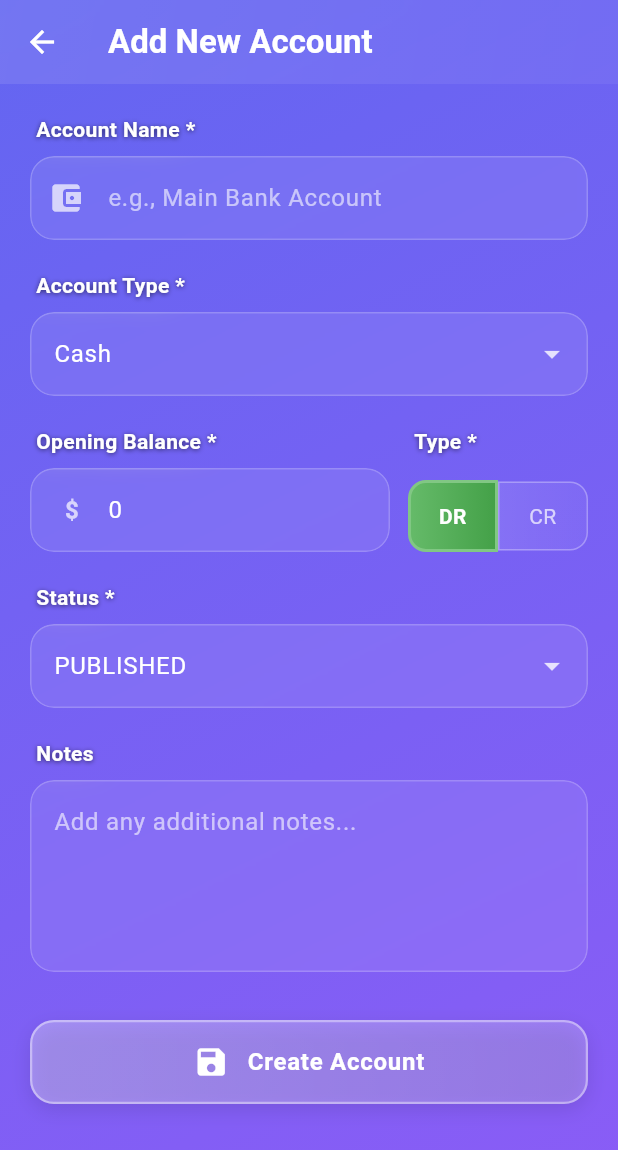
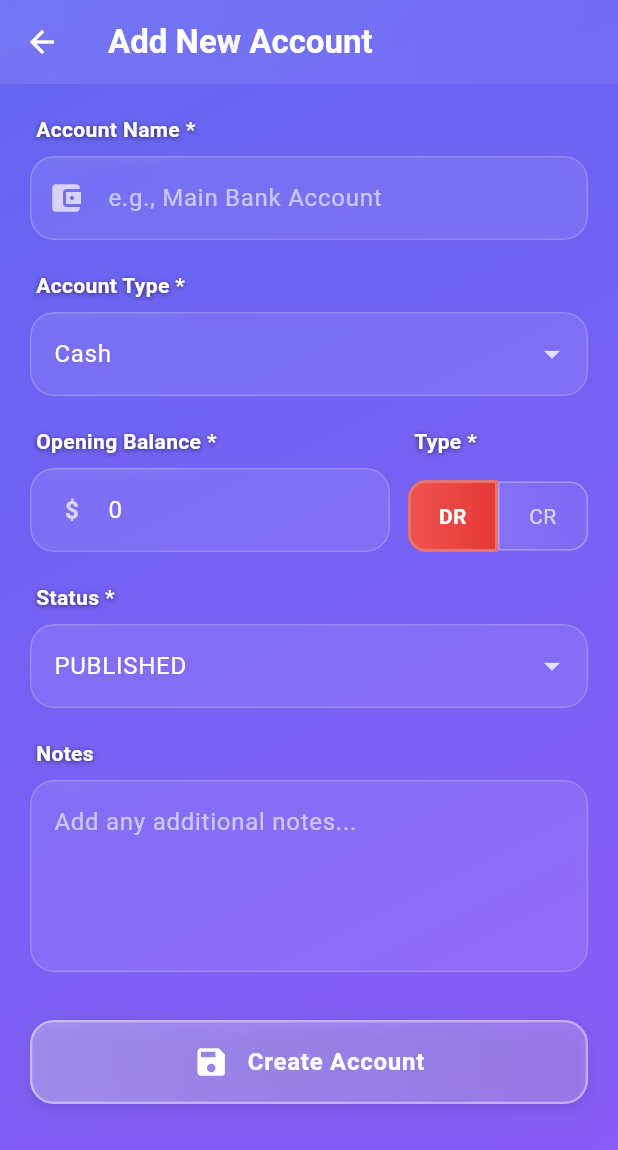
Before and after one commit to muzammalarifpk/shop-manager-flutter-ai, a Flutter app: the AddEditAccountScreen screen opened directly, on a phone screen of 412 x 824 dp. Shown: the top 1150 px of the screen. Run offline on Flutter 3.47's test engine with Material 3 defaults, Android fonts, the phone set to English and light mode, and no system bars; our stand-ins replace cloud_firestore, drift, firebase_auth, firebase_core, image_cropper, image_picker and 1 more; accounts and stored records are empty; generated files the repository leaves out were written again.

Commit message:
fix: Swap DR/CR colors - CR=Green, DR=Red
- Change CR (Credit) button to green gradient
- Change DR (Debit) button to red gradient
- Update account list colors to match:
  - CR accounts: Green icon, balance, and badge
  - DR accounts: Red icon, balance, and badge
- Consistent color scheme throughout the app

```diff
--- a/flutter/lib/features/manage/add_edit_account_screen.dart
+++ b/flutter/lib/features/manage/add_edit_account_screen.dart
@@ -351,8 +351,8 @@ class _AddEditAccountScreenState extends State<AddEditAccountScreen> {
                                         gradient: _balanceType == 'Debit'
                                             ? LinearGradient(
                                                 colors: [
-                                                  Colors.green.shade400,
-                                                  Colors.green.shade600,
+                                                  Colors.red.shade400,
+                                                  Colors.red.shade600,
                                                 ],
                                               )
                                             : LinearGradient(
@@ -367,7 +367,7 @@ class _AddEditAccountScreenState extends State<AddEditAccountScreen> {
                                         ),
                                         border: Border.all(
                                           color: _balanceType == 'Debit'
-                                              ? Colors.green.shade300
+                                              ? Colors.red.shade300
                                               : Colors.white.withValues(alpha: 0.3),
                                           width: _balanceType == 'Debit' ? 2 : 1,
                                         ),
@@ -401,8 +401,8 @@ class _AddEditAccountScreenState extends State<AddEditAccountScreen> {
                                         gradient: _balanceType == 'Credit'
                                             ? LinearGradient(
                                                 colors: [
-                                                  Colors.red.shade400,
-                                                  Colors.red.shade600,
+                                                  Colors.green.shade400,
+                                                  Colors.green.shade600,
                                                 ],
                                               )
                                             : LinearGradient(
@@ -417,7 +417,7 @@ class _AddEditAccountScreenState extends State<AddEditAccountScreen> {
                                         ),
                                         border: Border.all(
                                           color: _balanceType == 'Credit'
-                                              ? Colors.red.shade300
+                                              ? Colors.green.shade300
                                               : Colors.white.withValues(alpha: 0.3),
                                           width: _balanceType == 'Credit' ? 2 : 1,
                                         ),
--- a/flutter/lib/features/manage/banks_accounts_screen.dart
+++ b/flutter/lib/features/manage/banks_accounts_screen.dart
@@ -228,8 +228,8 @@ class _BanksAccountsScreenState extends State<BanksAccountsScreen> {
 
   Widget _buildAccountCard(BuildContext context, ChartOfAccount account) {
     final isDebit = account.balanceType.toLowerCase() == 'debit';
-    final balanceColor = isDebit ? Colors.green : Colors.red;
-    final balanceColorLight = isDebit ? Colors.greenAccent : Colors.redAccent;
+    final balanceColor = isDebit ? Colors.red : Colors.green;
+    final balanceColorLight = isDebit ? Colors.redAccent : Colors.greenAccent;
 
     return Container(
       margin: const EdgeInsets.only(bottom: 16),
```
